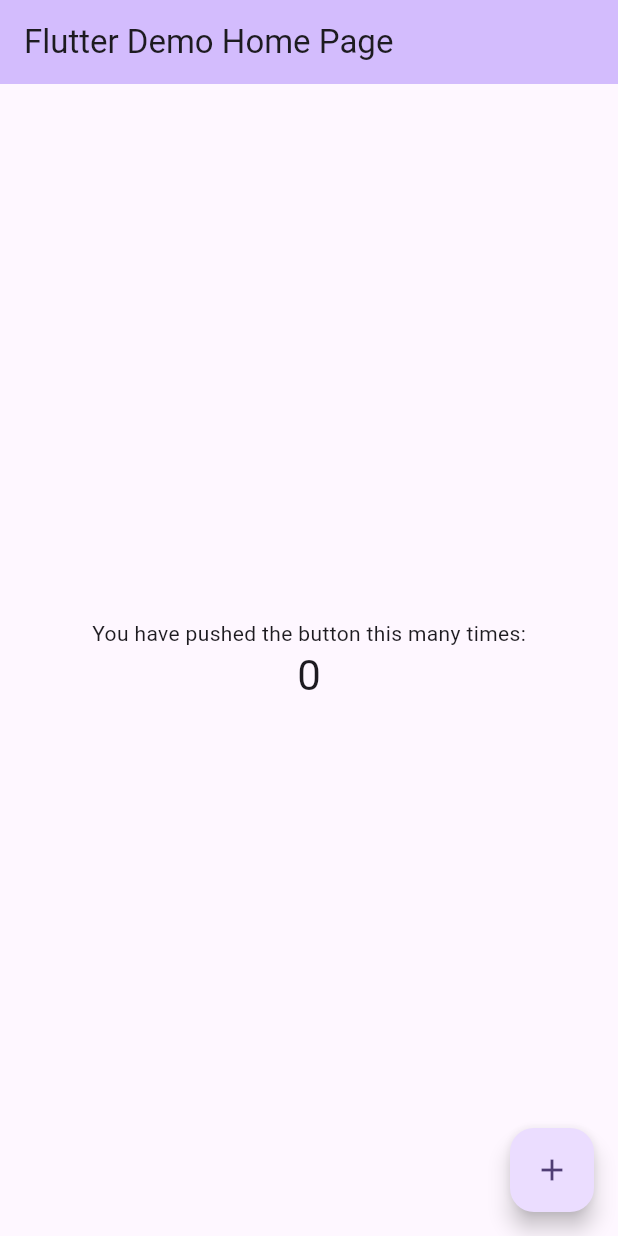
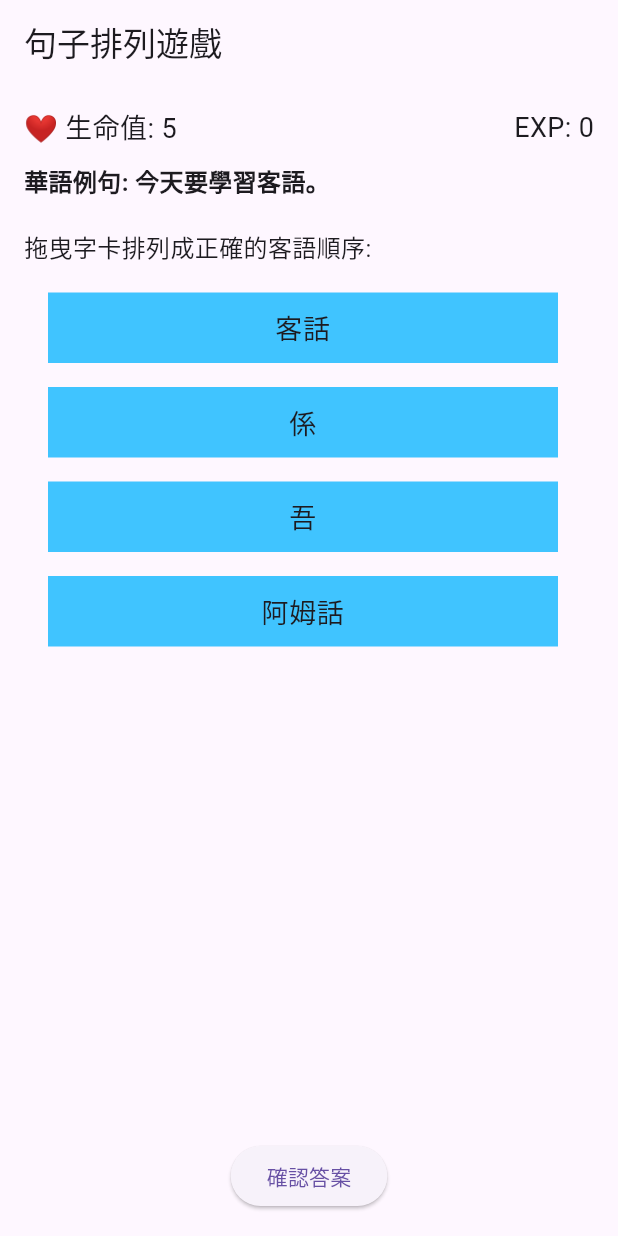
Before and after one commit to qavit/foyamcung, a Flutter app: the screen it shows after launch, on a phone screen of 412 x 824 dp. Run offline on Flutter 3.47's test engine with Material 3 defaults, Android fonts, the light colour scheme and no system bars.

Commit message:
Build sentence sording UI

```diff
--- a/frontend/lib/main.dart
+++ b/frontend/lib/main.dart
@@ -1,125 +1,146 @@
 import 'package:flutter/material.dart';
 
 void main() {
-  runApp(const MyApp());
+  runApp(HakkaLearningApp());
 }
 
-class MyApp extends StatelessWidget {
-  const MyApp({super.key});
-
-  // This widget is the root of your application.
+class HakkaLearningApp extends StatelessWidget {
   @override
   Widget build(BuildContext context) {
     return MaterialApp(
-      title: 'Flutter Demo',
+      title: '句子排列遊戲',
       theme: ThemeData(
-        // This is the theme of your application.
-        //
-        // TRY THIS: Try running your application with "flutter run". You'll see
-        // the application has a purple toolbar. Then, without quitting the app,
-        // try changing the seedColor in the colorScheme below to Colors.green
-        // and then invoke "hot reload" (save your changes or press the "hot
-        // reload" button in a Flutter-supported IDE, or press "r" if you used
-        // the command line to start the app).
-        //
-        // Notice that the counter didn't reset back to zero; the application
-        // state is not lost during the reload. To reset the state, use hot
-        // restart instead.
-        //
-        // This works for code too, not just values: Most code changes can be
-        // tested with just a hot reload.
-        colorScheme: ColorScheme.fromSeed(seedColor: Colors.deepPurple),
-        useMaterial3: true,
+        primarySwatch: Colors.blue,
       ),
-      home: const MyHomePage(title: 'Flutter Demo Home Page'),
+      home: SentenceArrangementGame(),
     );
   }
 }
 
-class MyHomePage extends StatefulWidget {
-  const MyHomePage({super.key, required this.title});
-
-  // This widget is the home page of your application. It is stateful, meaning
-  // that it has a State object (defined below) that contains fields that affect
-  // how it looks.
-
-  // This class is the configuration for the state. It holds the values (in this
-  // case the title) provided by the parent (in this case the App widget) and
-  // used by the build method of the State. Fields in a Widget subclass are
-  // always marked "final".
-
-  final String title;
-
+class SentenceArrangementGame extends StatefulWidget {
   @override
-  State<MyHomePage> createState() => _MyHomePageState();
+  _SentenceArrangementGameState createState() => _SentenceArrangementGameState();
 }
 
-class _MyHomePageState extends State<MyHomePage> {
-  int _counter = 0;
-
-  void _incrementCounter() {
-    setState(() {
-      // This call to setState tells the Flutter framework that something has
-      // changed in this State, which causes it to rerun the build method below
-      // so that the display can reflect the updated values. If we changed
-      // _counter without calling setState(), then the build method would not be
-      // called again, and so nothing would appear to happen.
-      _counter++;
-    });
-  }
+class _SentenceArrangementGameState extends State<SentenceArrangementGame> {
+  List<String> hakkaWords = ["客話", "係", "吾", "阿姆話"]; // 假設的初始斷詞
+  List<String> correctOrder = ["客話", "係", "吾", "阿姆話"]; // 正確答案
+  int health = 5; // 初始生命值
+  int experience = 0; // 初始經驗值
 
   @override
   Widget build(BuildContext context) {
-    // This method is rerun every time setState is called, for instance as done
-    // by the _incrementCounter method above.
-    //
-    // The Flutter framework has been optimized to make rerunning build methods
-    // fast, so that you can just rebuild anything that needs updating rather
-    // than having to individually change instances of widgets.
     return Scaffold(
       appBar: AppBar(
-        // TRY THIS: Try changing the color here to a specific color (to
-        // Colors.amber, perhaps?) and trigger a hot reload to see the AppBar
-        // change color while the other colors stay the same.
-        backgroundColor: Theme.of(context).colorScheme.inversePrimary,
-        // Here we take the value from the MyHomePage object that was created by
-        // the App.build method, and use it to set our appbar title.
-        title: Text(widget.title),
+        title: Text('句子排列遊戲'),
       ),
-      body: Center(
-        // Center is a layout widget. It takes a single child and positions it
-        // in the middle of the parent.
+      body: Padding(
+        padding: const EdgeInsets.all(16.0),
         child: Column(
-          // Column is also a layout widget. It takes a list of children and
-          // arranges them vertically. By default, it sizes itself to fit its
-          // children horizontally, and tries to be as tall as its parent.
-          //
-          // Column has various properties to control how it sizes itself and
-          // how it positions its children. Here we use mainAxisAlignment to
-          // center the children vertically; the main axis here is the vertical
-          // axis because Columns are vertical (the cross axis would be
-          // horizontal).
-          //
-          // TRY THIS: Invoke "debug painting" (choose the "Toggle Debug Paint"
-          // action in the IDE, or press "p" in the console), to see the
-          // wireframe for each widget.
-          mainAxisAlignment: MainAxisAlignment.center,
-          children: <Widget>[
-            const Text(
-              'You have pushed the button this many times:',
+          crossAxisAlignment: CrossAxisAlignment.start,
+          children: [
+            // 生命值和經驗值
+            Row(
+              mainAxisAlignment: MainAxisAlignment.spaceBetween,
+              children: [
+                Text('❤️ 生命值: $health', style: TextStyle(fontSize: 18)),
+                Text('EXP: $experience', style: TextStyle(fontSize: 18)),
+              ],
             ),
+            SizedBox(height: 10),
+            // 華語例句展示
             Text(
-              '$_counter',
-              style: Theme.of(context).textTheme.headlineMedium,
+              '華語例句: 今天要學習客語。',
+              style: TextStyle(fontSize: 16, fontWeight: FontWeight.bold),
+            ),
+            SizedBox(height: 20),
+            // 客語字卡區域
+            Text('拖曳字卡排列成正確的客語順序:', style: TextStyle(fontSize: 16)),
+            SizedBox(height: 10),
+            Expanded(
+              child: ReorderableListView(
+                onReorder: _onReorder,
+                children: hakkaWords
+                    .map((word) => ListTile(
+                          key: ValueKey(word),
+                          title: Container(
+                            padding: EdgeInsets.all(10),
+                            color: Colors.lightBlueAccent,
+                            child: Text(
+                              word,
+                              style: TextStyle(fontSize: 18),
+                              textAlign: TextAlign.center,
+                            ),
+                          ),
+                        ))
+                    .toList(),
+              ),
+            ),
+            SizedBox(height: 20),
+            // 確認答案按鈕
+            Center(
+              child: ElevatedButton(
+                onPressed: _checkAnswer,
+                child: Text('確認答案'),
+              ),
             ),
           ],
         ),
       ),
-      floatingActionButton: FloatingActionButton(
-        onPressed: _incrementCounter,
-        tooltip: 'Increment',
-        child: const Icon(Icons.add),
-      ), // This trailing comma makes auto-formatting nicer for build methods.
+    );
+  }
+
+  // 拖曳事件處理
+  void _onReorder(int oldIndex, int newIndex) {
+    setState(() {
+      if (newIndex > oldIndex) newIndex -= 1;
+      final item = hakkaWords.removeAt(oldIndex);
+      hakkaWords.insert(newIndex, item);
+    });
+  }
+
+  // 確認答案
+  void _checkAnswer() {
+    if (hakkaWords.join() == correctOrder.join()) {
+      // 排列正確
+      setState(() {
+        experience += 10; // 增加經驗值
+      });
+      if (experience >= 100) {
+        _showMessage("恭喜過關！");
+      } else {
+        _showMessage("正確！");
+      }
+    } else {
+      // 排列錯誤
+      setState(() {
+        health -= 1; // 減少生命值
+      });
+      if (health <= 0) {
+        _showMessage("生命值耗盡，遊戲結束！");
+      } else {
+        _showMessage("錯誤，請再試一次！");
+      }
+    }
+  }
+
+  // 提示訊息顯示
+  void _showMessage(String message) {
+    showDialog(
+      context: context,
+      builder: (BuildContext context) {
+        return AlertDialog(
+          content: Text(message),
+          actions: [
+            TextButton(
+              onPressed: () {
+                Navigator.of(context).pop();
+              },
+              child: Text("確定"),
+            ),
+          ],
+        );
+      },
     );
   }
 }
```
Also changed, not shown: frontend/pubspec.yaml (+7 -31 lines).
